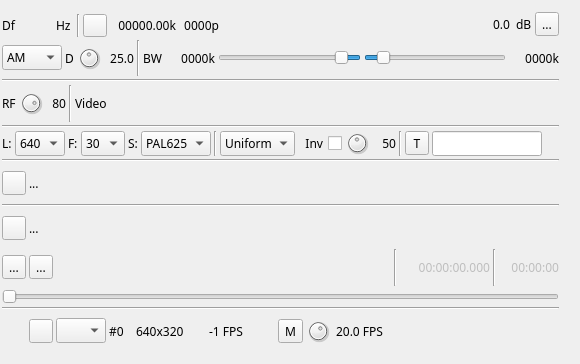
Before: the Qt Designer form plugins/channeltx/modatv/atvmodgui.ui in f4exb/sdrangel, drawn with Qt 5.
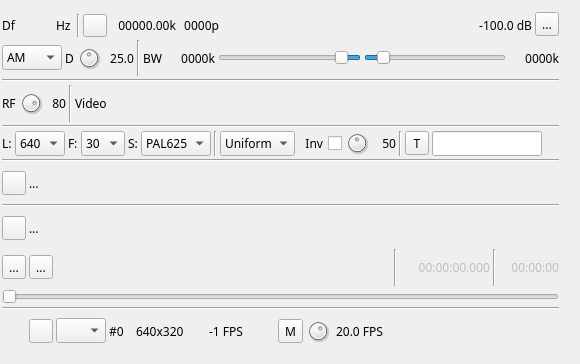
After: the same form once the commit is applied. Icons and pictures are not drawn. Custom widgets are drawn as their Qt base class.

Commit message: All mod and demod plugins: try to fix channel power display

The edit to the form file:
```diff
--- a/plugins/channeltx/modatv/atvmodgui.ui
+++ b/plugins/channeltx/modatv/atvmodgui.ui
@@ -186,12 +186,14 @@
           </property>
          </spacer>
         </item>
-       </layout>
-      </item>
-      <item>
-       <layout class="QHBoxLayout" name="channelPowerLayout">
         <item>
          <widget class="QLabel" name="channelPower">
+          <property name="minimumSize">
+           <size>
+            <width>60</width>
+            <height>0</height>
+           </size>
+          </property>
           <property name="toolTip">
            <string>Channel power</string>
           </property>
@@ -199,16 +201,14 @@
            <enum>Qt::RightToLeft</enum>
           </property>
           <property name="text">
-           <string>0.0</string>
+           <string>-100.0 dB</string>
+          </property>
+          <property name="alignment">
+           <set>Qt::AlignRight|Qt::AlignTrailing|Qt::AlignVCenter</set>
           </property>
          </widget>
         </item>
-        <item>
-         <widget class="QLabel" name="channelPowerUnits">
-          <property name="text">
-           <string> dB</string>
-          </property>
-         </widget>
+       </layout>
         </item>
         <item>
          <widget class="QToolButton" name="channelMute">
@@ -227,8 +227,6 @@
            <bool>true</bool>
           </property>
          </widget>
-        </item>
-       </layout>
       </item>
      </layout>
     </item>
```
Lines whose indentation alone changed are shown as unchanged. The commit also changes 17 other files.
